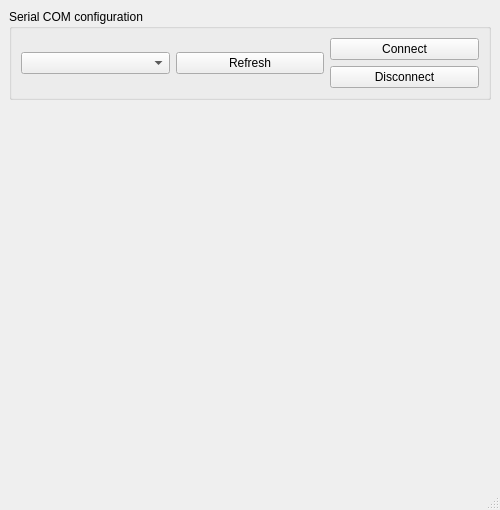
Qt form MdpFirst/ui/main.ui (LoicGRENON/MdpFirst) before a commit.
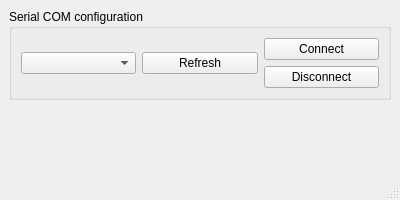
The same form after that commit.

```diff
--- a/MdpFirst/ui/main.ui
+++ b/MdpFirst/ui/main.ui
@@ -6,8 +6,8 @@
    <rect>
     <x>0</x>
     <y>0</y>
-    <width>500</width>
-    <height>510</height>
+    <width>400</width>
+    <height>200</height>
    </rect>
   </property>
   <property name="windowTitle">
```
Left out of the diff: 4 changed lines with no effect on the pictures.
